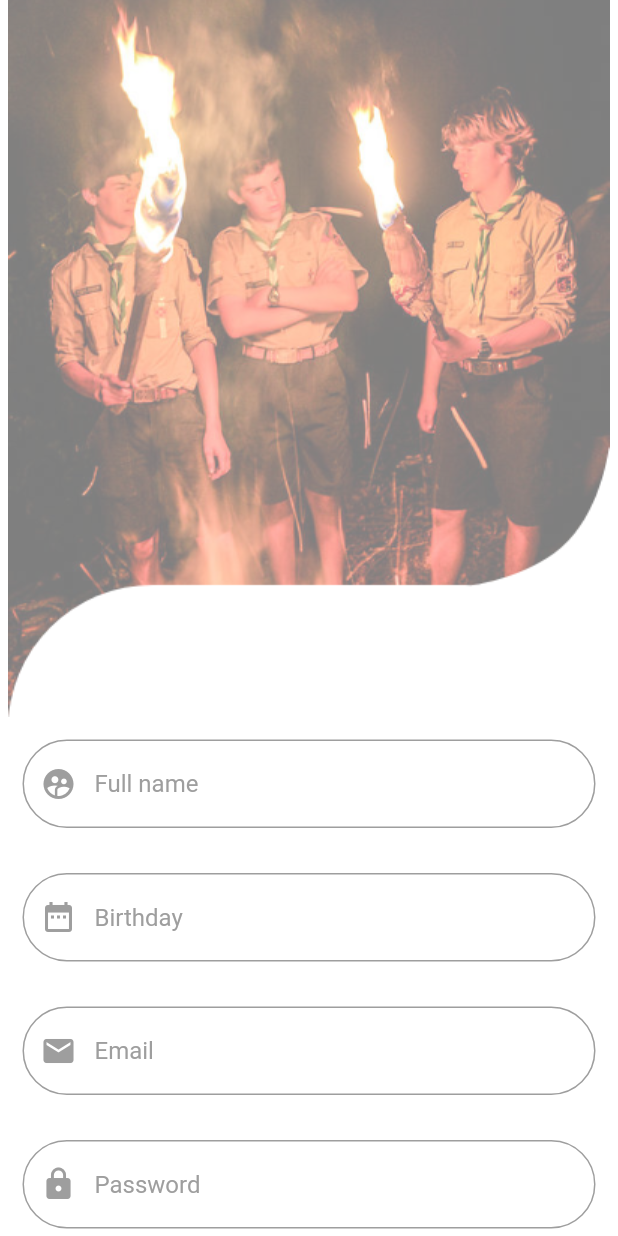
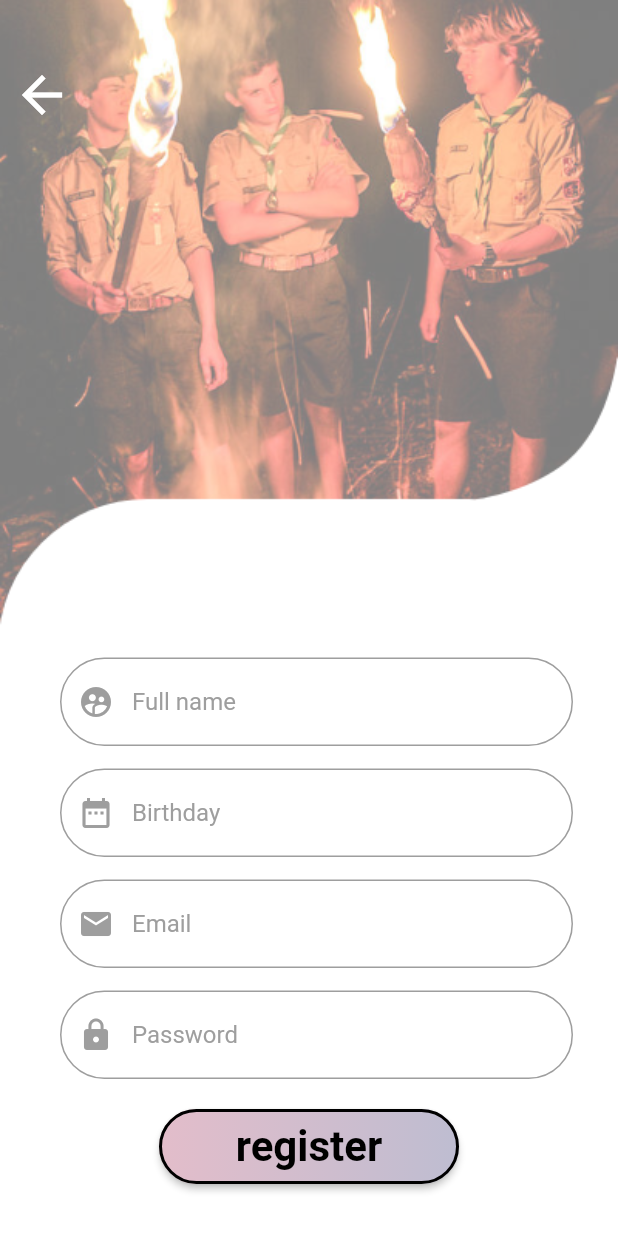
Before and after one commit to hazembh/Camping.academy, a Flutter app: the SignUpmember screen opened directly, on a phone screen of 412 x 824 dp. Run offline on Flutter 3.47's test engine with Material 2 defaults, Android fonts, the phone set to English and light mode, and no system bars; our stand-ins replace convex_bottom_bar, sliding_up_panel.

Commit message:
'signin'

```diff
--- a/lib/Interfaces/Menu/academy_definition.dart
+++ b/lib/Interfaces/Menu/academy_definition.dart
@@ -12,8 +12,9 @@ class _AcademyState extends State<Academy> {
   @override
   Widget build(BuildContext context) {
     return Scaffold(
-        body: Container(
-      height: 20000000,
+        body: SingleChildScrollView(
+          child: Container(
+      height: 820,
       decoration: BoxDecoration(
           gradient: LinearGradient(
             colors: [
@@ -156,6 +157,7 @@ class _AcademyState extends State<Academy> {
             ],
           )
       ])),
+    ),
         ));
   }
 }
--- a/lib/Interfaces/Menu/menu.dart
+++ b/lib/Interfaces/Menu/menu.dart
@@ -31,7 +31,7 @@ class _MenuState extends State<Menu> {
               SizedBox(width: 80,),
 
               ClipOval(
-                child: Image.asset('assets/kais.jpg',width: 60,),
+                child: Image.asset('assets/c5.png',width: 60,),
 
               ),
               SizedBox(width: 20,),
--- a/lib/Interfaces/signUp_member.dart
+++ b/lib/Interfaces/signUp_member.dart
@@ -12,19 +12,55 @@ class SignUpmember extends StatefulWidget {
 class _SignUpmemberState extends State<SignUpmember> {
   @override
   Widget build(BuildContext context) {
-    return Scaffold(
+    return
+
+      Scaffold(
       backgroundColor: Colors.white,
       body: SingleChildScrollView(
         child: Column(
           children: [
-            Image.asset("assets/signupmemberback.png",fit: BoxFit.cover,),
-            MyTextField(name: "Full name", obscure: false,icon: Icons.supervised_user_circle_rounded),
-            MyTextField(name: "Birthday", obscure: false,icon: Icons.date_range),
-            MyTextField(name: "Email", obscure: true,icon: Icons.email),
-            MyTextField(name: "Password", obscure: false,icon: Icons.lock),
-            button(val: "Register", onTap: (){})
+            Container(
+
+
+              child:Column(
+
+                children: [
+                  Stack(
+                    children: [
+                      Image.asset('assets/back1.png',fit: BoxFit.cover,
+                        width: double.infinity,),
+                      Positioned(
+                        top: 35,
+                        child:  IconButton(
+
+                        icon: const Icon(Icons.arrow_back_sharp,size: 40,color: Colors.white,),
+
+                        onPressed: () {
+
+                        },
+                      ),)
+                    ],
+
+                  ),
+
+
+
+                  MyTextField(name: "Full name", obscure: false,icon: Icons.supervised_user_circle_rounded),
+                  MyTextField(name: "Birthday", obscure: false,icon: Icons.date_range),
+                  MyTextField(name: "Email", obscure: false,icon: Icons.email),
+                  MyTextField(name: "Password", obscure: true,icon: Icons.lock),
+                  SizedBox(height: 20,),
+                  button(val: "register", onTap: (){}),
+                  SizedBox(height: 20,),
+                ],
+              ),
+            )
+
+
           ],
+
         ),
+
 
       ),
 
--- a/lib/function_class/TextFiled.dart
+++ b/lib/function_class/TextFiled.dart
@@ -16,8 +16,9 @@ class MyTextField extends StatelessWidget {
   @override
   Widget build(BuildContext context) {
     return Container(
-      padding: EdgeInsets.all(15),
+      padding: EdgeInsets.only(left: 40,right: 30,top:15),
       child: TextFormField(
+
         //controller: controller,
         obscureText: obscure,
         style: TextStyle(color: Colors.black),
@@ -27,6 +28,8 @@ class MyTextField extends StatelessWidget {
             hintStyle: TextStyle(color: Colors.grey),
             border: OutlineInputBorder(
                 borderRadius: BorderRadius.circular(30.0),
+              borderSide:BorderSide(color: Colors.black)
+
 
             ),
             ),
--- a/lib/function_class/buttons.dart
+++ b/lib/function_class/buttons.dart
@@ -6,7 +6,7 @@ Widget button(
   // ignore: deprecated_member_use
   return Container(
     height: 50.0,
-    width:100,
+    width:200,
     child: Center(
       child: RaisedButton(
         onPressed: () { onTap();},
--- a/lib/main.dart
+++ b/lib/main.dart
@@ -3,6 +3,7 @@ import 'package:flutter_application_1/Interfaces/FirstInterface.dart';
 import 'package:flutter_application_1/Interfaces/Menu/academy_definition.dart';
 import 'package:flutter_application_1/Interfaces/Menu/membre_scout.dart';
 import 'package:flutter_application_1/Interfaces/signIn.dart';
+import 'package:flutter_application_1/Interfaces/signUp_Admin.dart';
 import 'package:flutter_application_1/Interfaces/signUp_member.dart';
 import 'Interfaces/Menu/menu.dart';
 import 'Interfaces/choose.dart';
@@ -13,13 +14,12 @@ import 'home.dart';
 void main() {
   runApp(MyApp());
 }
-
 class MyApp extends StatelessWidget {
   @override
   Widget build(BuildContext context) {
     return MaterialApp(
       debugShowCheckedModeBanner: false,
-      home: SignUpmember(),
+      home: Navigationbar(),
     );
   }
 }
--- a/pubspec.yaml
+++ b/pubspec.yaml
@@ -32,6 +32,7 @@ dependencies:
   cupertino_icons: ^1.0.2
   convex_bottom_bar: ^3.0.0
   sliding_up_panel: ^2.0.0+1
+  adaptive_action_sheet: ^2.0.0
 
 
 
```
Also changed, not shown: lib/Interfaces/objectives/objectives.dart (+4 -23 lines), lib/Interfaces/signIn.dart (+59 -3 lines), lib/Interfaces/signUp_Admin.dart (+60 -1 lines), assets/1signupmembackground.png (added), assets/2signupmembackground.png (added), assets/back1.png (added), assets/back2.png (added), assets/signupmembackground.png (deleted), pubspec.lock. Lines whose indentation alone changed are shown as unchanged.
